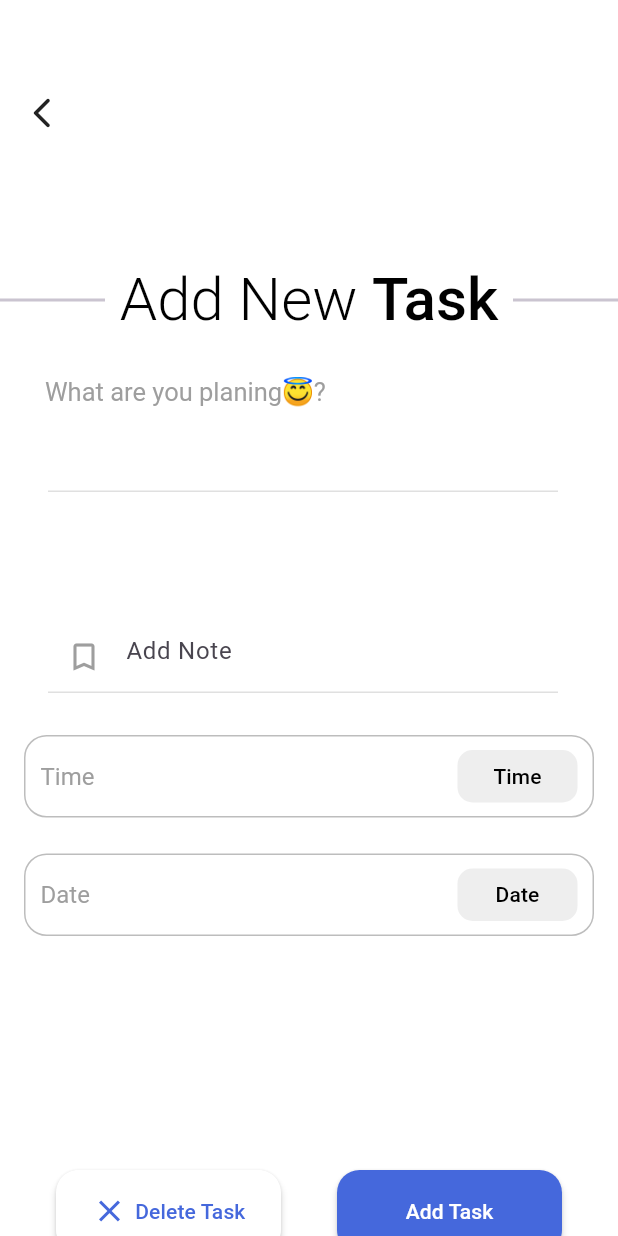
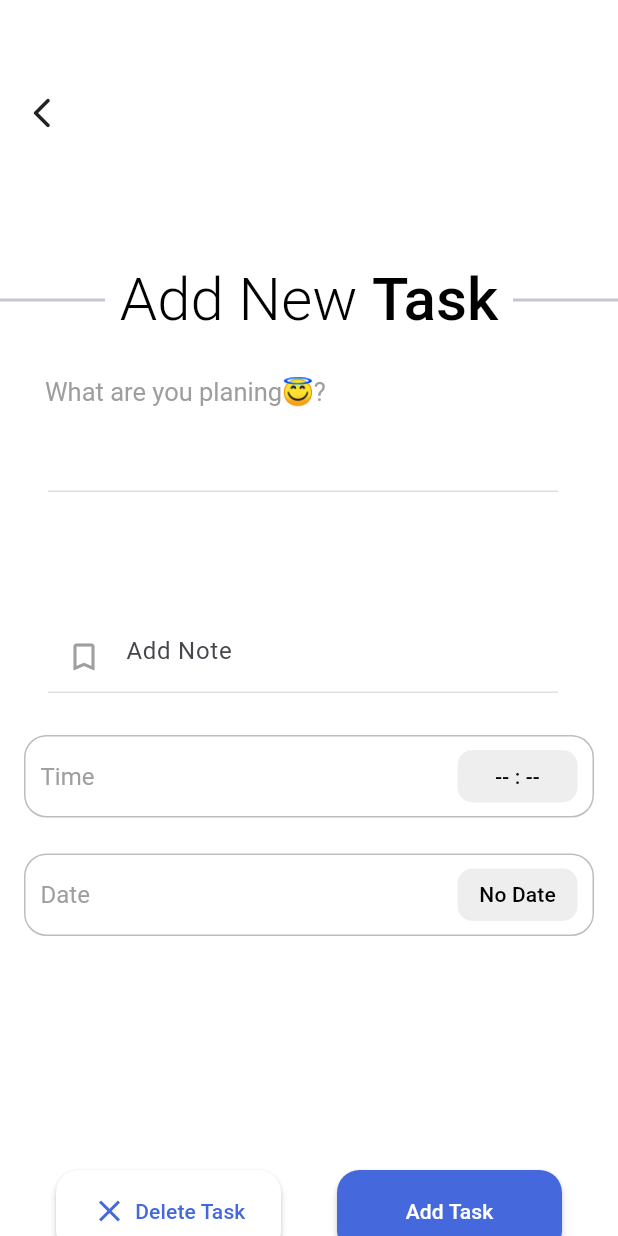
Before and after one commit to Amal-AM4/Todo-Hive, a Flutter app: the screen it shows after launch, after a tap on the "add" icon, on a phone screen of 412 x 824 dp. Run offline on Flutter 3.47's test engine with Material 3 defaults, Android fonts, the phone set to English and light mode, and no system bars; our stand-ins replace animate_do, flutter_datetime_picker, flutter_slider_drawer, hive, hive_flutter, lottie; missing offline and left inert: ftoast, panara_dialogs; accounts and stored records are empty; generated files the repository leaves out were written again.

Commit message:
some updates

```diff
--- a/lib/views/home/components/fab.dart
+++ b/lib/views/home/components/fab.dart
@@ -12,7 +12,11 @@ class Fab extends StatelessWidget {
       onTap: () {
         Navigator.push(
           context,
-          CupertinoPageRoute(builder: (_) => const TaskView()),
+          CupertinoPageRoute(builder: (_) => const TaskView(
+            titleTaskController: null,
+            descriptionTaskController: null,
+            task: null,
+          )),
         );
       },
       child: Material(
--- a/lib/views/home/components/home_app_bar.dart
+++ b/lib/views/home/components/home_app_bar.dart
@@ -7,7 +7,7 @@ SliderAppBar buildSliderAppBar(BuildContext context) {
     config: SliderAppBarConfig(
       trailing: IconButton(
         onPressed: () {
-          noTaskWarning(context);
+          // deleteAllTask(context);
         },
         icon: Icon(Icons.delete, color: Colors.red, size: 28),
       ),
--- a/lib/views/home/home_view.dart
+++ b/lib/views/home/home_view.dart
@@ -3,6 +3,7 @@ import 'package:flutter_slider_drawer/flutter_slider_drawer.dart';
 import 'package:lottie/lottie.dart';
 
 import 'package:todo/extensions/space_exs.dart';
+import 'package:todo/models/task.dart';
 import 'package:todo/utils/app_colors.dart';
 import 'package:todo/utils/app_str.dart';
 import 'package:todo/utils/constants.dart';
@@ -23,7 +24,7 @@ class HomeView extends StatefulWidget {
 }
 
 class _HomeViewState extends State<HomeView> {
-  final List<int> testing = [];
+  final List<int> testing = [1];
   final GlobalKey<SliderDrawerState> _sliderDrawerKey =
       GlobalKey<SliderDrawerState>();
 
@@ -144,7 +145,16 @@ class _HomeViewState extends State<HomeView> {
                             ],
                           ),
                           key: Key(index.toString()),
-                          child: const TaskWidget(),
+                          child: TaskWidget(
+                            task: Task(
+                              id: '1',
+                              title: 'Home Task',
+                              subTitle: 'Cleaning the room',
+                              createdAtDate: DateTime.now(),
+                              createdAtTime: DateTime.now(),
+                              isCompleted: false,
+                            ),
+                          ),
                         );
                       },
                     )
--- a/lib/views/home/widgets/task_widget.dart
+++ b/lib/views/home/widgets/task_widget.dart
@@ -1,89 +1,130 @@
 import 'package:flutter/material.dart';
+import 'package:intl/intl.dart';
+import 'package:todo/models/task.dart';
 import 'package:todo/utils/app_colors.dart';
 
-class TaskWidget extends StatelessWidget {
-  const TaskWidget({super.key});
+class TaskWidget extends StatefulWidget {
+  final Task task;
+
+  const TaskWidget({super.key, required this.task});
+
+  @override
+  State<TaskWidget> createState() => _TaskWidgetState();
+}
+
+class _TaskWidgetState extends State<TaskWidget> {
+  late TextEditingController titleController;
+  late TextEditingController subTitleController;
+
+  @override
+  void initState() {
+    super.initState();
+    titleController = TextEditingController(text: widget.task.title);
+    subTitleController = TextEditingController(text: widget.task.subTitle);
+  }
+
+  @override
+  void dispose() {
+    titleController.dispose();
+    subTitleController.dispose();
+    super.dispose();
+  }
+
+  void toggleCompletion() {
+    setState(() {
+      widget.task.isCompleted = !widget.task.isCompleted;
+    });
+  }
+
+  void saveChanges() {
+    setState(() {
+      widget.task.title = titleController.text;
+      widget.task.subTitle = subTitleController.text;
+    });
+  }
 
   @override
   Widget build(BuildContext context) {
+    final isCompleted = widget.task.isCompleted;
+
     return GestureDetector(
-      onTap: () {
-        // Navigate to Task View to see Task Details
-      },
+      onTap: () => _showEditDialog(context),
       child: AnimatedContainer(
         margin: const EdgeInsets.symmetric(horizontal: 16, vertical: 8),
         decoration: BoxDecoration(
-          color: const Color.fromARGB(30, 69, 104, 220),
+          color:
+              isCompleted
+                  ? const Color.fromARGB(30, 69, 104, 220)
+                  : Colors.grey.shade200,
           borderRadius: BorderRadius.circular(8),
-          boxShadow: [
+          boxShadow: const [
             BoxShadow(
-              color: const Color.fromARGB(10, 0, 0, 0),
-              offset: const Offset(0, 4),
+              color: Color.fromARGB(10, 0, 0, 0),
+              offset: Offset(0, 4),
               blurRadius: 10,
             ),
           ],
         ),
         duration: const Duration(milliseconds: 600),
-
         child: ListTile(
-          // check icon
           leading: GestureDetector(
-            onTap: () {
-              // check or uncheck the task
-            },
+            onTap: toggleCompletion,
             child: AnimatedContainer(
               duration: const Duration(milliseconds: 600),
-              width: 30, // ✅ specify width
-              height: 30, // ✅ specify height
+              width: 30,
+              height: 30,
               decoration: BoxDecoration(
-                color: AppColors.primaryColor,
+                color: isCompleted ? AppColors.primaryColor : Colors.white,
                 shape: BoxShape.circle,
                 border: Border.all(color: Colors.grey, width: .8),
               ),
-              child: const Icon(Icons.check, color: Colors.white),
+              child:
+                  isCompleted
+                      ? const Icon(Icons.check, color: Colors.white, size: 18)
+                      : null,
             ),
           ),
-
-          // Task title
           title: Padding(
             padding: const EdgeInsets.only(bottom: 5, top: 3),
-            child: const Text(
-              "Done",
+            child: Text(
+              widget.task.title,
               style: TextStyle(
-                color: Colors.black,
+                color: isCompleted ? AppColors.primaryColor : Colors.black,
                 fontWeight: FontWeight.w500,
+                decoration: isCompleted ? TextDecoration.lineThrough : null,
               ),
             ),
           ),
-
-          // Task subtitle
           subtitle: Column(
             crossAxisAlignment: CrossAxisAlignment.start,
             children: [
               Text(
-                'Descrption',
+                widget.task.subTitle,
                 style: TextStyle(
-                  color: Colors.grey,
+                  color: isCompleted ? AppColors.primaryColor : Colors.black,
                   fontWeight: FontWeight.w300,
+                  decoration: isCompleted ? TextDecoration.lineThrough : null,
                 ),
               ),
-
-              // Date of Task
               Align(
                 alignment: Alignment.centerRight,
                 child: Padding(
-                  padding: const EdgeInsets.only(bottom: 10, top: 10),
+                  padding: const EdgeInsets.only(top: 10, bottom: 10),
                   child: Column(
-                    mainAxisAlignment: MainAxisAlignment.center,
                     children: [
                       Text(
-                        "Date",
-                        style: TextStyle(fontSize: 14, color: Colors.grey),
+                        DateFormat('hh:mm a').format(widget.task.createdAtTime),
+                        style: const TextStyle(
+                          fontSize: 14,
+                          color: Colors.grey,
+                        ),
                       ),
-
                       Text(
-                        "SubDate",
-                        style: TextStyle(fontSize: 12, color: Colors.grey),
+                        DateFormat.yMMMEd().format(widget.task.createdAtDate),
+                        style: const TextStyle(
+                          fontSize: 12,
+                          color: Colors.grey,
+                        ),
                       ),
                     ],
                   ),
@@ -95,4 +136,40 @@ class TaskWidget extends StatelessWidget {
       ),
     );
   }
+
+  void _showEditDialog(BuildContext context) {
+    showDialog(
+      context: context,
+      builder:
+          (_) => AlertDialog(
+            title: const Text("Edit Task"),
+            content: Column(
+              mainAxisSize: MainAxisSize.min,
+              children: [
+                TextField(
+                  controller: titleController,
+                  decoration: const InputDecoration(labelText: "Title"),
+                ),
+                TextField(
+                  controller: subTitleController,
+                  decoration: const InputDecoration(labelText: "Subtitle"),
+                ),
+              ],
+            ),
+            actions: [
+              TextButton(
+                onPressed: () {
+                  saveChanges();
+                  Navigator.of(context).pop();
+                },
+                child: const Text("Save"),
+              ),
+              TextButton(
+                onPressed: () => Navigator.of(context).pop(),
+                child: const Text("Cancel"),
+              ),
+            ],
+          ),
+    );
+  }
 }
--- a/lib/views/tasks/components/date_time_selection.dart
+++ b/lib/views/tasks/components/date_time_selection.dart
@@ -5,10 +5,12 @@ class DateTimeSelectionWidget extends StatelessWidget {
     super.key,
     required this.onTap,
     required this.title,
+    required this.time,
   });
 
   final VoidCallback onTap;
   final String title;
+  final String time;
 
   @override
   Widget build(BuildContext context) {
@@ -42,7 +44,7 @@ class DateTimeSelectionWidget extends StatelessWidget {
               ),
               child: Center(
                 // This text will show Date Time as Time
-                child: Text(title, style: textTheme.titleSmall),
+                child: Text(time, style: textTheme.titleSmall),
               ),
             ),
           ],
--- a/lib/views/tasks/components/rep_textfield.dart
+++ b/lib/views/tasks/components/rep_textfield.dart
@@ -6,9 +6,14 @@ class RepTextField extends StatelessWidget {
     super.key,
     required this.controller,
     this.isForDescription = false,
+    this.onFieldSubmitted,
+    this.onChanged,
   });
 
-  final TextEditingController controller;
+  final TextEditingController? controller;
+  final Function(String)? onFieldSubmitted;
+  final Function(String)? onChanged;
+
   final bool isForDescription;
 
   @override
@@ -37,9 +42,9 @@ class RepTextField extends StatelessWidget {
               borderSide: BorderSide(color: Colors.grey.shade300),
             ),
           ),
-          onFieldSubmitted: (value) {},
+          onFieldSubmitted: onFieldSubmitted,
           // later will work on this part
-          onChanged: (value) {},
+          onChanged: onChanged,
           // later will work on this part
         ),
       ),
--- a/lib/views/tasks/task_view.dart
+++ b/lib/views/tasks/task_view.dart
@@ -1,8 +1,10 @@
 import 'dart:developer';
 
 import 'package:flutter/material.dart';
+import 'package:intl/intl.dart';
 
 import 'package:todo/extensions/space_exs.dart';
+import 'package:todo/models/task.dart';
 import 'package:todo/utils/app_colors.dart';
 import 'package:todo/utils/app_str.dart';
 import 'package:todo/views/tasks/components/date_time_selection.dart';
@@ -12,16 +14,47 @@ import 'package:todo/views/tasks/widgets/task_view_app.dart';
 import 'package:flutter_datetime_picker/flutter_datetime_picker.dart';
 
 class TaskView extends StatefulWidget {
-  const TaskView({super.key});
+  const TaskView({
+    super.key,
+    this.titleTaskController,
+    this.descriptionTaskController,
+    this.task,
+  });
+
+  final TextEditingController? titleTaskController;
+  final TextEditingController? descriptionTaskController;
+  final Task? task;
 
   @override
   State<TaskView> createState() => _TaskViewState();
 }
 
 class _TaskViewState extends State<TaskView> {
-  final TextEditingController titleTaskController = TextEditingController();
-  final TextEditingController descriptionTaskController =
-      TextEditingController();
+  var title;
+  var subTitle;
+  DateTime? time;
+  DateTime? date;
+
+  // if any task already exist return True otherwise false
+  bool isTaskAlreadyExist() {
+    if (widget.titleTaskController?.text == null &&
+        widget.descriptionTaskController?.text == null) {
+      return true;
+    } else {
+      return false;
+    }
+  }
+
+  late final TextEditingController _titleController;
+  late final TextEditingController _descriptionController;
+
+  @override
+  void initState() {
+    super.initState();
+    _titleController = widget.titleTaskController ?? TextEditingController();
+    _descriptionController =
+        widget.descriptionTaskController ?? TextEditingController();
+  }
 
   @override
   Widget build(BuildContext context) {
@@ -127,30 +160,48 @@ class _TaskViewState extends State<TaskView> {
           ),
 
           // Task Title
-          RepTextField(controller: titleTaskController),
+          RepTextField(
+            controller: _titleController,
+            onChanged: (String inputTitle) {
+              title = inputTitle;
+            },
+            onFieldSubmitted: (String inputTitle) {
+              title = inputTitle;
+            },
+          ),
           70.h,
 
           RepTextField(
-            controller: descriptionTaskController,
+            controller: _descriptionController,
+            onChanged: (String inputsubTitle) {
+              title = inputsubTitle;
+            },
+            onFieldSubmitted: (String inputsubTitle) {
+              title = inputsubTitle;
+            },
             isForDescription: true,
           ),
           20.h,
 
           // Time selection
           DateTimeSelectionWidget(
+            time:
+                time != null ? DateFormat('hh:mm a').format(time!) : '-- : --',
             onTap: () {
               DatePicker.showTimePicker(
                 context,
                 showTitleActions: true,
 
                 // Real-time
-                onChanged: (time) {
-                  log("Changing: $time");
+                onChanged: (selectedTime) {
+                  log("Changing: $selectedTime");
                 },
 
                 // Final value
-                onConfirm: (time) {
-                  log("Selected time: $time");
+                onConfirm: (selectedTime) {
+                  setState(() {
+                    time = selectedTime; // ✅ update your state variable
+                  });
                 },
                 currentTime: DateTime.now(),
                 locale: LocaleType.en,
@@ -163,6 +214,7 @@ class _TaskViewState extends State<TaskView> {
 
           // Date Selection
           DateTimeSelectionWidget(
+            time: date != null ? DateFormat.yMMMd().format(date!) : 'No Date',
             onTap: () {
               DatePicker.showDatePicker(
                 context,
@@ -170,9 +222,10 @@ class _TaskViewState extends State<TaskView> {
                 maxTime: DateTime(2030, 4, 5),
                 minTime: DateTime.now(),
 
-                onConfirm: (date) {
-                  // later
-                  log("$date");
+                onConfirm: (selectedDate) {
+                  setState(() {
+                    date = selectedDate;
+                  });
                 },
 
                 currentTime: DateTime.now(),
@@ -195,9 +248,14 @@ class _TaskViewState extends State<TaskView> {
         crossAxisAlignment: CrossAxisAlignment.center,
         children: [
           SizedBox(width: 70, child: Divider(thickness: 2)),
+
+          // will decide to add or update
           RichText(
             text: TextSpan(
-              text: AppStr.addNewTask,
+              text:
+                  isTaskAlreadyExist()
+                      ? AppStr.addNewTask
+                      : AppStr.updateCurrentTask,
               style: textTheme.titleLarge,
               children: [
                 TextSpan(
```
Also changed, not shown: lib/utils/constants.dart (+22 -0 lines).
